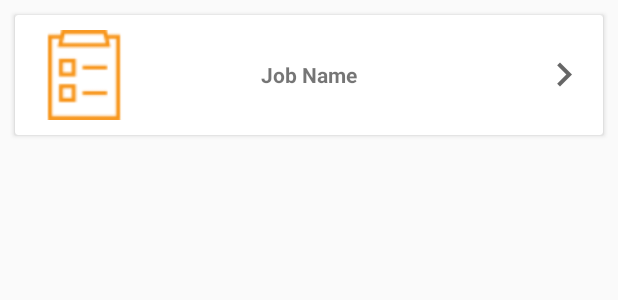
After one commit to shamisasghar/New-Logistics, an Android app: the layout item_job_notification.xml on its own in the app's theme, with its tools: preview values and no code run, on a phone screen of 412 x 824 dp. The commit adds this screen. Shown: the top 300 px of the screen. Run offline under Robolectric (Android 15) with nearby library versions, the phone set to English and light mode, and no system bars.

Commit message:
notification fragment

```diff
--- a/app/src/main/java/com/appinspire/dailybudget/HomeActivity.java
+++ b/app/src/main/java/com/appinspire/dailybudget/HomeActivity.java
@@ -14,6 +14,7 @@ import android.widget.Toast;
 
 import com.appinspire.dailybudget.dialog.SimpleDialog;
 import com.appinspire.dailybudget.fragments.HomeFragment;
+import com.appinspire.dailybudget.fragments.JobNotificationFragment;
 import com.appinspire.dailybudget.toolbox.ToolbarListener;
 import com.appinspire.dailybudget.utils.ActivityUtils;
 import com.appinspire.dailybudget.utils.Constants;
@@ -122,8 +123,8 @@ public class HomeActivity extends AppCompatActivity implements ToolbarListener {
 //                startActivity(intent);
 //                overridePendingTransition(R.anim.push_up_in, R.anim.push_up_out);
 //                finish();
-                Toast.makeText(HomeActivity.this, "bell", Toast.LENGTH_SHORT).show();
-              //  ActivityUtils.startActivity(getApplicationContext(), FrameActivity.class,JobNoticationFragment.class.getName(),null);
+//                Toast.makeText(HomeActivity.this, "bell", Toast.LENGTH_SHORT).show();
+               ActivityUtils.startActivity(getApplicationContext(), FrameActivity.class,JobNotificationFragment.class.getName(),null);
 
             }
         });
--- /dev/null
+++ b/app/src/main/res/layout/item_job_notification.xml
@@ -0,0 +1,34 @@
+<android.support.v7.widget.CardView
+    xmlns:android="http://schemas.android.com/apk/res/android"
+    android:id="@+id/layout_cardview"
+    android:layout_width="match_parent"
+    android:layout_height="80dp"
+    android:layout_margin="10dp">
+    <RelativeLayout
+        android:layout_width="match_parent"
+        android:layout_height="wrap_content"
+        android:layout_margin="10dp">
+
+        <ImageView
+            android:id="@+id/image"
+            android:layout_width="wrap_content"
+            android:layout_height="wrap_content"
+            android:layout_alignParentStart="true"
+            android:src="@drawable/ic_job"/>
+        <TextView
+            android:id="@+id/jobname"
+            android:textStyle="bold"
+            android:layout_width="wrap_content"
+            android:layout_height="wrap_content"
+            android:layout_centerInParent="true"
+            android:text="Job Name" />
+        <ImageView
+            android:id="@+id/arrow_right"
+            android:layout_width="wrap_content"
+            android:layout_height="wrap_content"
+            android:src="@drawable/right_arrow"
+            android:layout_centerInParent="true"
+            android:layout_alignParentEnd="true"
+            android:tint="#000000"/>
+    </RelativeLayout>
+</android.support.v7.widget.CardView>
```
Also changed, not shown: app/src/main/java/com/appinspire/dailybudget/Adapter/JobNotifiyAdapter.java (added, +104 -0 lines), app/src/main/java/com/appinspire/dailybudget/api/ApiInterface.java (+4 -4 lines), app/src/main/java/com/appinspire/dailybudget/fragments/JobNotificationFragment.java (added, +111 -0 lines), app/src/main/res/layout/fragment_job_notification.xml (added, +11 -0 lines), app/src/main/res/drawable-hdpi/right_arrow.png (added), app/src/main/res/drawable-mdpi/right_arrow.png (added), app/src/main/res/drawable-xhdpi/right_arrow.png (added), app/src/main/res/drawable-xxhdpi/right_arrow.png (added), app/src/main/res/drawable/ic_job.png (added).
